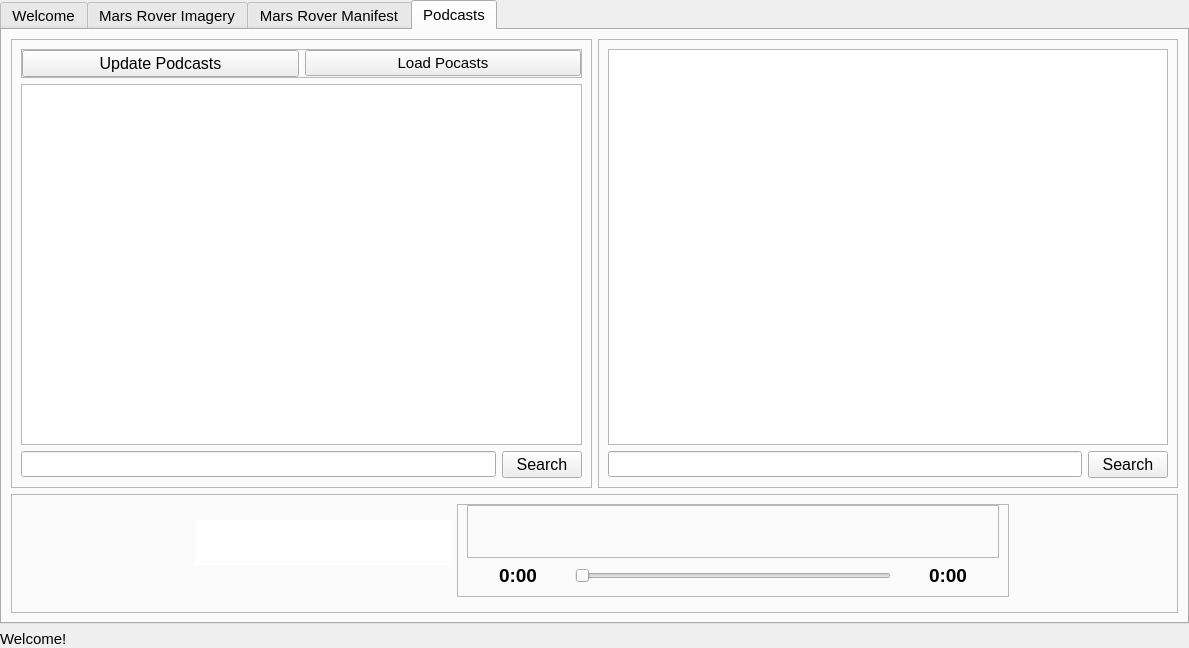
Qt form mainwindow.ui (DavidJerman/AstroXplorer) before a commit.
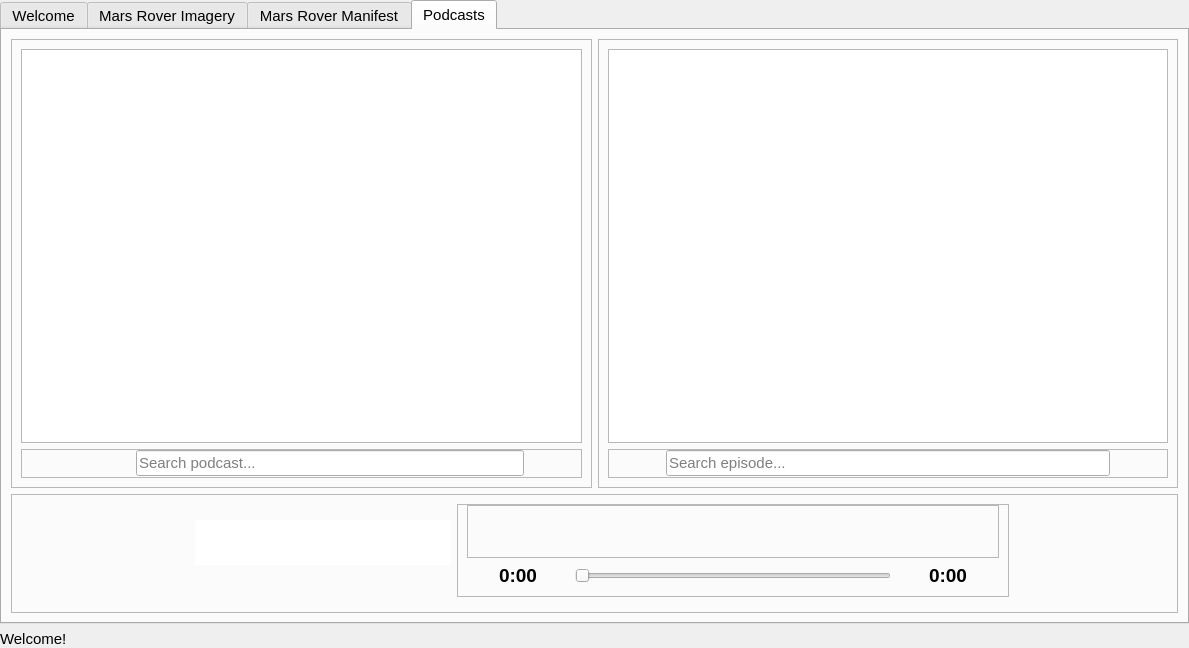
The same form after that commit. Icons and pictures are not drawn.

Commit message: Added new icons, changed podcast UI a little bit

The edit to the form file:
```diff
--- a/mainwindow.ui
+++ b/mainwindow.ui
@@ -3473,23 +3473,98 @@
           <property name="frameShadow">
            <enum>QFrame::Raised</enum>
           </property>
-          <layout class="QGridLayout" name="gridLayout_7">
-           <item row="0" column="0" colspan="2">
+          <layout class="QVBoxLayout" name="verticalLayout_5">
+           <item>
             <widget class="QListWidget" name="EpisodeSelectorList"/>
            </item>
-           <item row="1" column="0">
-            <widget class="QLineEdit" name="SearchEpisodeLineDit"/>
-           </item>
-           <item row="1" column="1">
-            <widget class="QPushButton" name="SearchEpisodeButton">
-             <property name="font">
-              <font>
-               <pointsize>12</pointsize>
-              </font>
+           <item>
+            <widget class="QFrame" name="EpisodesFrame">
+             <property name="minimumSize">
+              <size>
+               <width>0</width>
+               <height>0</height>
+              </size>
              </property>
-             <property name="text">
-              <string>Search</string>
+             <property name="frameShape">
+              <enum>QFrame::StyledPanel</enum>
              </property>
+             <property name="frameShadow">
+              <enum>QFrame::Raised</enum>
+             </property>
+             <layout class="QHBoxLayout" name="horizontalLayout_60">
+              <property name="spacing">
+               <number>6</number>
+              </property>
+              <property name="leftMargin">
+               <number>0</number>
+              </property>
+              <property name="topMargin">
+               <number>0</number>
+              </property>
+              <property name="rightMargin">
+               <number>0</number>
+              </property>
+              <property name="bottomMargin">
+               <number>0</number>
+              </property>
+              <item>
+               <widget class="QPushButton" name="FavoritesButton">
+                <property name="font">
+                 <font>
+                  <pointsize>12</pointsize>
+                 </font>
+                </property>
+                <property name="text">
+                 <string/>
+                </property>
+                <property name="icon">
+                 <iconset>
+                  <normaloff>icons/bxs-heart.png</normaloff>icons/bxs-heart.png</iconset>
+                </property>
+                <property name="iconSize">
+                 <size>
+                  <width>28</width>
+                  <height>28</height>
+                 </size>
+                </property>
+                <property name="flat">
+                 <bool>true</bool>
+                </property>
+               </widget>
+              </item>
+              <item>
+               <widget class="QLineEdit" name="SearchEpisodeLineDit">
+                <property name="placeholderText">
+                 <string>Search episode...</string>
+                </property>
+               </widget>
+              </item>
+              <item>
+               <widget class="QPushButton" name="SearchEpisodeButton">
+                <property name="font">
+                 <font>
+                  <pointsize>12</pointsize>
+                 </font>
+                </property>
+                <property name="text">
+                 <string/>
+                </property>
+                <property name="icon">
+                 <iconset>
+                  <normaloff>icons/bx-search-alt-2.png</normaloff>icons/bx-search-alt-2.png</iconset>
+                </property>
+                <property name="iconSize">
+                 <size>
+                  <width>28</width>
+                  <height>28</height>
+                 </size>
+                </property>
+                <property name="flat">
+                 <bool>true</bool>
+                </property>
+               </widget>
+              </item>
+             </layout>
             </widget>
            </item>
           </layout>
@@ -3503,27 +3578,12 @@
           <property name="frameShadow">
            <enum>QFrame::Raised</enum>
           </property>
-          <layout class="QGridLayout" name="gridLayout_6">
-           <item row="1" column="0" colspan="2">
+          <layout class="QVBoxLayout" name="verticalLayout_6">
+           <item>
             <widget class="QListWidget" name="PodcastSelectorList"/>
            </item>
-           <item row="2" column="0">
-            <widget class="QLineEdit" name="SearchPodcastLineEdit"/>
-           </item>
-           <item row="2" column="1">
-            <widget class="QPushButton" name="SearchPodcastButton">
-             <property name="font">
-              <font>
-               <pointsize>12</pointsize>
-              </font>
-             </property>
-             <property name="text">
-              <string>Search</string>
-             </property>
-            </widget>
-           </item>
-           <item row="0" column="0" colspan="2">
-            <widget class="QFrame" name="frame">
+           <item>
+            <widget class="QFrame" name="PodcastsFrame">
              <property name="minimumSize">
               <size>
                <width>100</width>
@@ -3557,14 +3617,77 @@
                  </font>
                 </property>
                 <property name="text">
-                 <string>Update Podcasts</string>
+                 <string/>
+                </property>
+                <property name="icon">
+                 <iconset>
+                  <normaloff>icons/bx-cloud-download.png</normaloff>icons/bx-cloud-download.png</iconset>
+                </property>
+                <property name="iconSize">
+                 <size>
+                  <width>28</width>
+                  <height>28</height>
+                 </size>
+                </property>
+                <property name="flat">
+                 <bool>true</bool>
                 </property>
                </widget>
               </item>
               <item>
                <widget class="QPushButton" name="LoadPodcastsButton">
+                <property name="font">
+                 <font>
+                  <pointsize>12</pointsize>
+                 </font>
+                </property>
                 <property name="text">
-                 <string>Load Pocasts</string>
+                 <string/>
+                </property>
+                <property name="icon">
+                 <iconset>
+                  <normaloff>icons/bx-download.png</normaloff>icons/bx-download.png</iconset>
+                </property>
+                <property name="iconSize">
+                 <size>
+                  <width>28</width>
+                  <height>28</height>
+                 </size>
+                </property>
+                <property name="flat">
+                 <bool>true</bool>
+                </property>
+               </widget>
+              </item>
+              <item>
+               <widget class="QLineEdit" name="SearchPodcastLineEdit">
+                <property name="placeholderText">
+                 <string>Search podcast...</string>
+                </property>
+               </widget>
+              </item>
+              <item>
+               <widget class="QPushButton" name="SearchPodcastButton">
+                <property name="font">
+                 <font>
+                  <pointsize>12</pointsize>
+                 </font>
+                </property>
+                <property name="text">
+                 <string/>
+                </property>
+                <property name="icon">
+                 <iconset>
+                  <normaloff>icons/bx-search-alt-2.png</normaloff>icons/bx-search-alt-2.png</iconset>
+                </property>
+                <property name="iconSize">
+                 <size>
+                  <width>28</width>
+                  <height>28</height>
+                 </size>
+                </property>
+                <property name="flat">
+                 <bool>true</bool>
                 </property>
                </widget>
               </item>
```
The commit also changes 5 other files.
